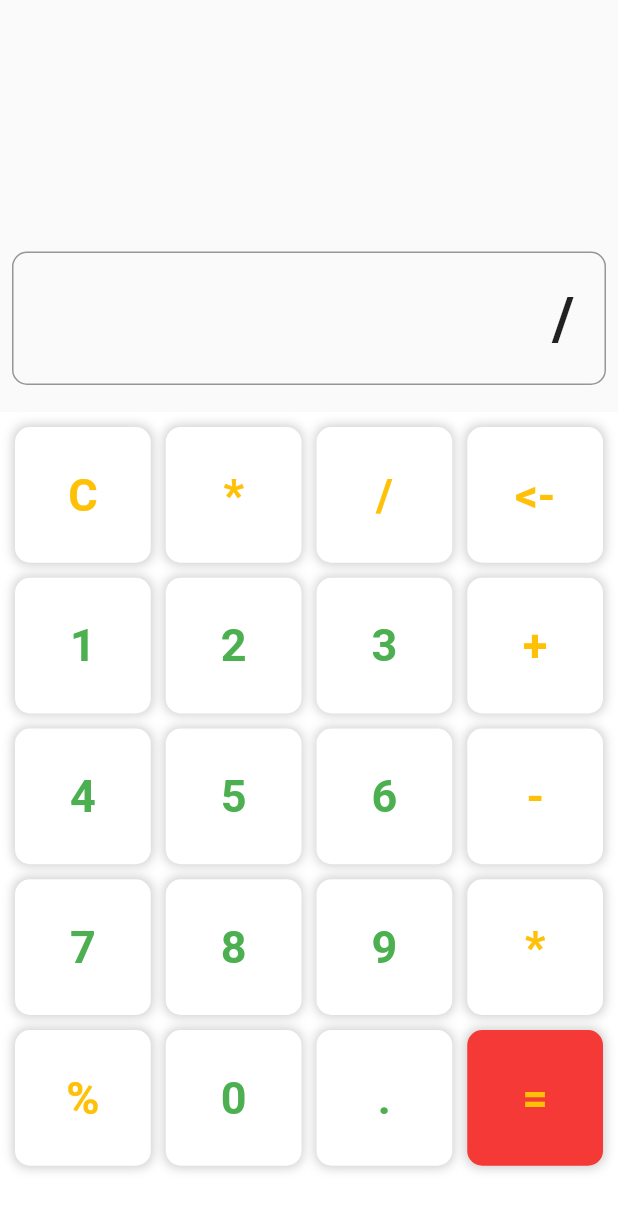
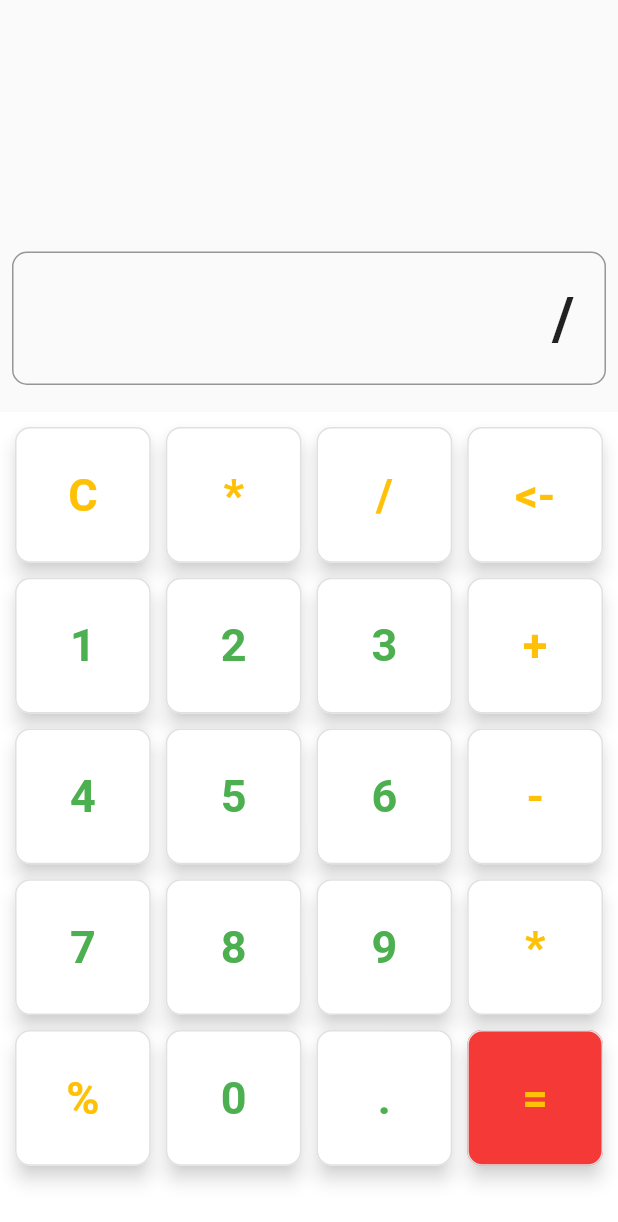
Before and after one commit to ishwar46/calculator-app, a Flutter app: the screen it shows after launch, after a tap on an icon or button, on a phone screen of 412 x 824 dp. Shown: the top 1222 px of the screen. Run offline on Flutter 3.47's test engine with Material 2 defaults, Android fonts, the phone set to English and light mode, and no system bars; our stand-ins replace math_expressions.

Commit message:
Minor Changes

```diff
--- a/lib/views/clculator_page.dart
+++ b/lib/views/clculator_page.dart
@@ -51,8 +51,6 @@ class _CalculatorAppState extends State<CalculatorApp> {
   }
 
   //widget for result
-
-  //widget for result
   Widget resultWidget() {
     return Column(
       mainAxisAlignment: MainAxisAlignment.end,
@@ -62,7 +60,7 @@ class _CalculatorAppState extends State<CalculatorApp> {
           child: Container(
             decoration: BoxDecoration(
               border: Border.all(
-                  color: Color.fromARGB(255, 150, 150, 150), width: 1),
+                  color: const Color.fromARGB(255, 150, 150, 150), width: 1),
               borderRadius: BorderRadius.circular(10),
             ),
             padding: const EdgeInsets.all(20),
@@ -75,23 +73,6 @@ class _CalculatorAppState extends State<CalculatorApp> {
           ),
         ),
         SizedBox(height: 10),
-        // Padding(
-        //   padding: const EdgeInsets.all(8.0),
-        //   child: Container(
-        //     decoration: BoxDecoration(
-        //       border: Border.all(
-        //           color: Color.fromARGB(255, 150, 150, 150), width: 1),
-        //       borderRadius: BorderRadius.circular(10),
-        //     ),
-        //     padding: const EdgeInsets.all(10),
-        //     alignment: Alignment.centerRight,
-        //     child: Text(result,
-        //         style: const TextStyle(
-        //           fontSize: 50,
-        //           fontWeight: FontWeight.bold,
-        //         )),
-        //   ),
-        // )
       ],
     );
   }
@@ -99,18 +80,22 @@ class _CalculatorAppState extends State<CalculatorApp> {
   //button widget
   Widget buttonWidget() {
     return Container(
-        padding: EdgeInsets.all(10),
+      padding: const EdgeInsets.all(10),
       color: Colors.white,
       child: GridView.builder(
+        clipBehavior: Clip.hardEdge,
+        physics: const NeverScrollableScrollPhysics(),
         itemCount: buttonList.length,
-            gridDelegate: SliverGridDelegateWithFixedCrossAxisCount(
+        gridDelegate: const SliverGridDelegateWithFixedCrossAxisCount(
           crossAxisCount: 4,
           crossAxisSpacing: 10,
           mainAxisSpacing: 10,
         ),
         itemBuilder: (context, index) {
-              return button(buttonList[index]);
-            }));
+          return buttons(buttonList[index]);
+        },
+      ),
+    );
   }
 
   getColor(String text) {
@@ -151,26 +136,28 @@ class _CalculatorAppState extends State<CalculatorApp> {
   }
 
   //button widget
-  Widget button(String text) {
-    return InkWell(
+  Widget buttons(String text) {
+    return Material(
+      color: getBgColor(text),
+      borderRadius: BorderRadius.circular(10),
+      elevation: 5,
+      shadowColor: Colors.grey.withOpacity(0.5),
+      child: InkWell(
         onTap: () {
           setState(() {
-            handleButtonPress(text);
+            whenButtonPressed(text);
           });
         },
+        borderRadius: BorderRadius.circular(10),
+        hoverColor: Colors.grey.withOpacity(0.2),
         child: Container(
+          decoration: BoxDecoration(
+            border: Border.all(
+                color: const Color.fromARGB(255, 224, 224, 224), width: 1),
+            borderRadius: BorderRadius.circular(10),
+          ),
+          padding: const EdgeInsets.all(16),
           alignment: Alignment.center,
-          decoration: BoxDecoration(
-            color: getBgColor(text),
-            borderRadius: BorderRadius.circular(10),
-            boxShadow: [
-              BoxShadow(
-                color: Colors.grey.withOpacity(0.5),
-                spreadRadius: 1,
-                blurRadius: 5,
-              ),
-            ],
-          ),
           child: Text(
             text,
             style: TextStyle(
@@ -179,30 +166,25 @@ class _CalculatorAppState extends State<CalculatorApp> {
               fontWeight: FontWeight.bold,
             ),
           ),
-        ));
+        ),
+      ),
+    );
   }
 
-  handleButtonPress(String text) {
+  whenButtonPressed(String text) {
     if (text == 'C') {
       userInput = '';
       result = '0';
-      return;
+    } else if (text == '=') {
+      result = calculate();
+      userInput = result.replaceAll('.0', '');
+    } else if (text == '<-') {
+      if (userInput.isNotEmpty) {
+        userInput = userInput.substring(0, userInput.length - 1);
       }
-
-    if (text == '=') {
-      result = calculate();
-      userInput = result;
-      if (userInput.endsWith(".0")) {
-        userInput = userInput.replaceAll('.0', '');
+    } else {
+      userInput += text;
     }
-
-      if (result.endsWith(".0")) {
-        result = result.replaceAll('.0', '');
-      }
-
-      return;
-    }
-    userInput = userInput + text;
   }
 
   String calculate() {
```
Lines whose indentation alone changed are shown as unchanged.
